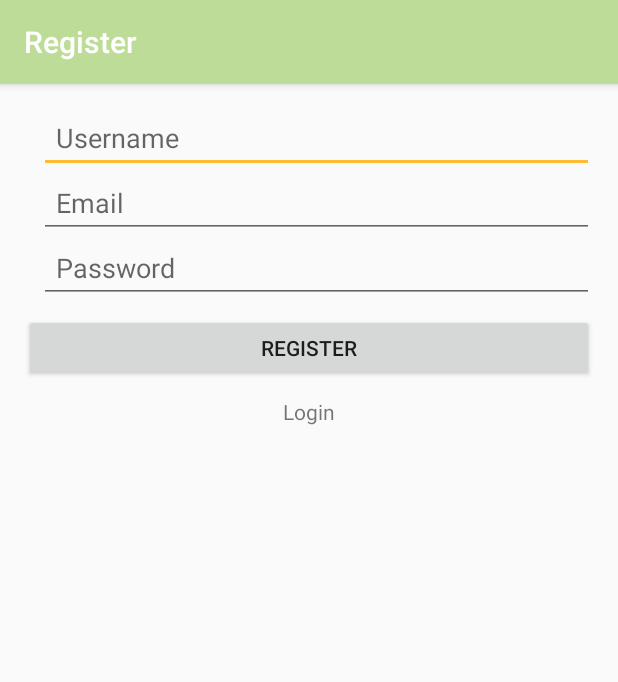
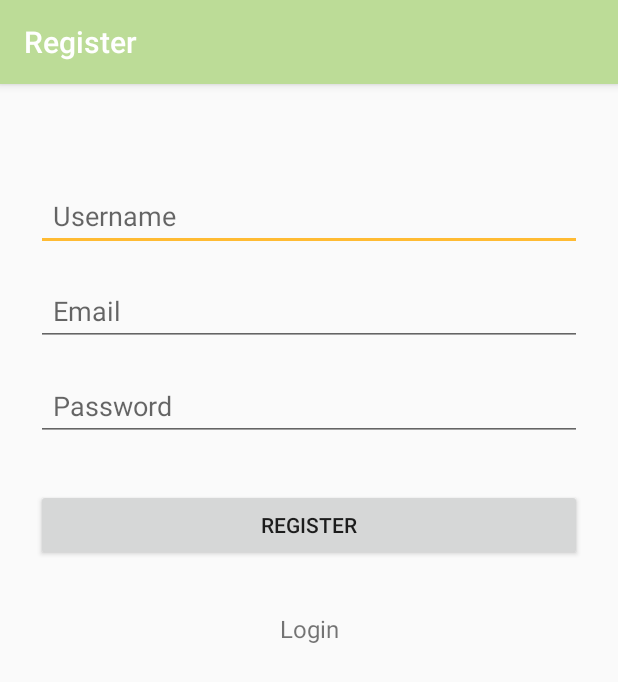
Before and after one commit to kputraf/ScheME, an Android app: the RegisterActivity screen opened directly, with no data from a screen before it, on a phone screen of 412 x 824 dp. Shown: the top 682 px of the screen. Run offline under Robolectric (Android 15) with nearby library versions, the light colour scheme and no system bars; our stand-ins replace Firebase (no records; nobody signed in at launch, a user with empty details on screens opened directly).

Commit message:
Design Layout Login & Register

```diff
--- a/app/src/main/res/layout/activity_register.xml
+++ b/app/src/main/res/layout/activity_register.xml
@@ -2,18 +2,19 @@
 <LinearLayout xmlns:android="http://schemas.android.com/apk/res/android"
     xmlns:tools="http://schemas.android.com/tools"
     android:layout_width="match_parent"
-    android:layout_height="match_parent"
-    android:layout_marginLeft="16dp"
-    android:layout_marginRight="16dp"
-    android:layout_marginTop="16dp"
+    android:layout_height="wrap_content"
+    android:layout_marginLeft="24dp"
+    android:layout_marginRight="24dp"
+    android:layout_marginTop="56dp"
     android:orientation="vertical"
     tools:context="id.sch.smktelkom_mlg.project2.xirpl20306132027.scheme.RegisterActivity">
 
     <EditText
         android:id="@+id/editTextRegUsername"
         android:layout_width="match_parent"
-        android:layout_height="43dp"
-        android:layout_marginLeft="10dp"
+        android:layout_height="wrap_content"
+        android:layout_marginBottom="8dp"
+        android:layout_marginTop="8dp"
         android:ems="10"
         android:hint="Username"
         android:inputType="textPersonName"
@@ -22,8 +23,9 @@
     <EditText
         android:id="@+id/editTextRegEmail"
         android:layout_width="match_parent"
-        android:layout_height="43dp"
-        android:layout_marginLeft="10dp"
+        android:layout_height="wrap_content"
+        android:layout_marginBottom="8dp"
+        android:layout_marginTop="8dp"
         android:ems="10"
         android:hint="Email"
         android:inputType="textEmailAddress"
@@ -32,8 +34,9 @@
     <EditText
         android:id="@+id/editTextRegPassword"
         android:layout_width="match_parent"
-        android:layout_height="43dp"
-        android:layout_marginLeft="10dp"
+        android:layout_height="wrap_content"
+        android:layout_marginBottom="8dp"
+        android:layout_marginTop="8dp"
         android:ems="10"
         android:hint="Password"
         android:inputType="textPassword"
@@ -41,17 +44,21 @@
 
     <Button
         android:id="@+id/buttonRegister"
-        android:layout_width="match_parent"
-        android:layout_height="45dp"
-        android:layout_marginTop="7dp"
+        android:layout_width="fill_parent"
+        android:layout_height="wrap_content"
+        android:layout_marginBottom="24dp"
+        android:layout_marginTop="24dp"
+        android:padding="12dp"
         android:text="Register" />
 
     <TextView
         android:id="@+id/textViewGoLogin"
-        android:layout_width="match_parent"
+        android:layout_width="fill_parent"
         android:layout_height="wrap_content"
+        android:layout_marginBottom="24dp"
+        android:gravity="center"
         android:padding="10dp"
         android:text="Login"
-        android:textAlignment="center" />
+        android:textSize="16dip" />
 
 </LinearLayout>
```
Also changed, not shown: app/src/main/res/layout/activity_login.xml (+18 -14 lines).
